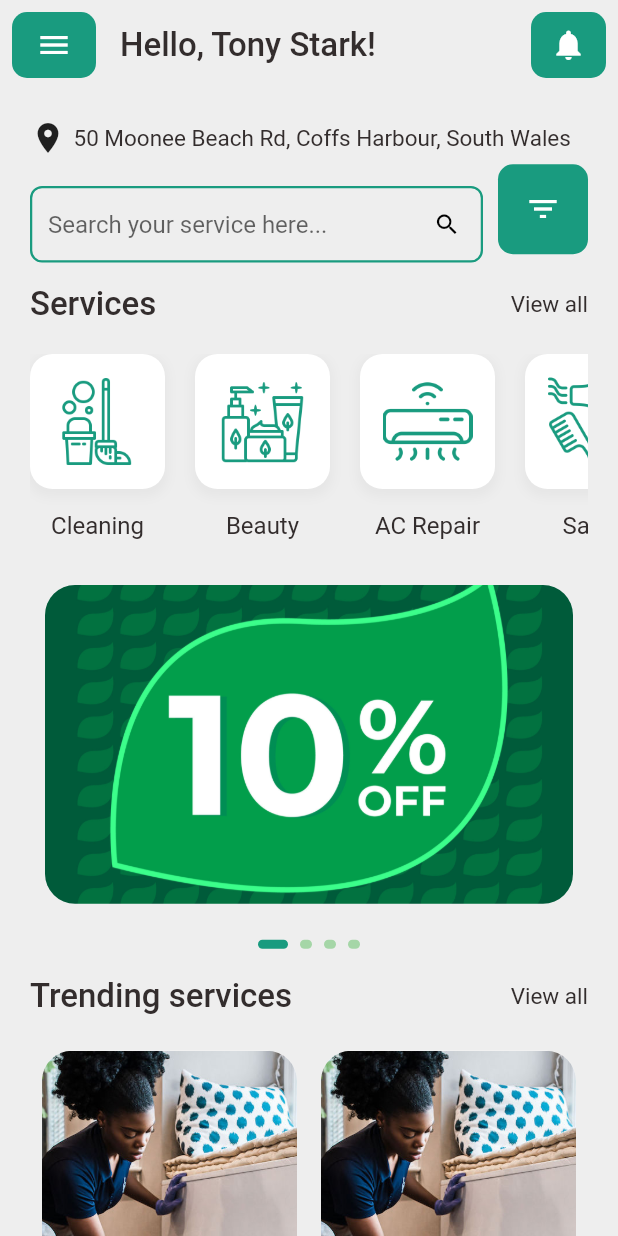
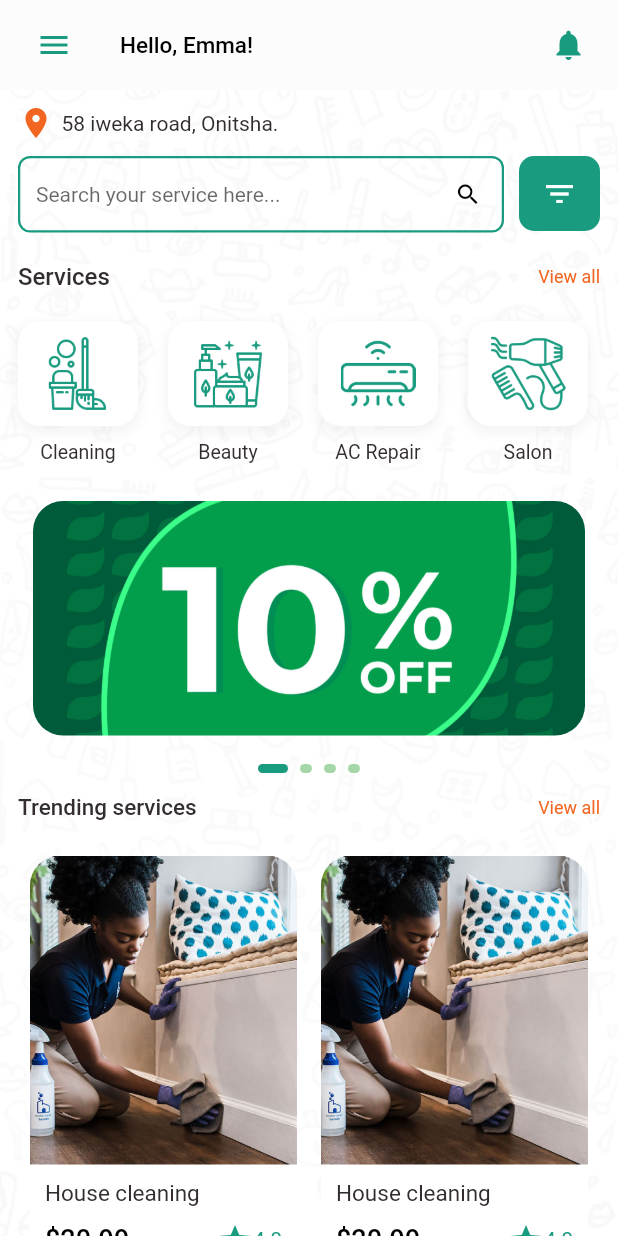
Before and after one commit to naztechnation/esalerz, a Flutter app: the Home screen opened directly, on a phone screen of 412 x 824 dp. Run offline on Flutter 3.47's test engine with Material 2 defaults, Android fonts, the phone set to English and light mode, and no system bars; our stand-ins replace flutter_secure_storage, flutter_svg, fluttertoast, ionicons; accounts and stored records are empty; Roboto replaces fonts that are missing (Montserrat).

Commit message:
reworked on homepage

```diff
--- a/lib/main.dart
+++ b/lib/main.dart
@@ -20,7 +20,7 @@ class Esalerz extends StatelessWidget {
       themeMode: ThemeMode.light,
       theme: ThemeData(fontFamily: AppStrings.montserrat),
       routes: AppRoutes.routes,
-      initialRoute: AppRoutes.homePage,
+      initialRoute: AppRoutes.splashScreen,
       onGenerateRoute: AppRoutes.generateRoute,
     );
   }
--- a/lib/res/app_routes.dart
+++ b/lib/res/app_routes.dart
@@ -1,4 +1,4 @@
-import 'package:esalerz/ui/auth/login.dart';
+import 'package:esalerz/ui/auth/auth.dart';
 import 'package:esalerz/ui/homepage.dart';
 import 'package:esalerz/ui/on_boarding/boarding_screen.dart';
 import 'package:esalerz/ui/welcomepage.dart';
--- a/lib/ui/auth/login.dart
+++ b/lib/ui/auth/auth.dart
@@ -3,7 +3,6 @@ import 'dart:math' as math;
 import 'package:flutter/material.dart';
 
 import '../../res/app_images.dart';
-import '../widgets/center_widget/center_widget.dart';
 import '../widgets/login_content.dart';
 
 class LoginScreen extends StatefulWidget {
--- a/lib/ui/home.dart
+++ b/lib/ui/home.dart
@@ -7,6 +7,8 @@ import 'package:esalerz/ui/widgets/text_edit_view.dart';
 import 'package:esalerz/ui/widgets/widget.dart';
 import 'package:flutter/material.dart';
 import 'package:flutter_staggered_grid_view/flutter_staggered_grid_view.dart';
+
+import '../res/app_images.dart';
 
 class Home extends StatefulWidget {
   const Home({
@@ -45,23 +47,24 @@ class _HomeState extends State<Home> {
         FocusScope.of(context).unfocus();
       },
       child: Scaffold(
-        backgroundColor: AppColors.lightBackground,
+        backgroundColor: AppColors.cardColor,
         appBar: PreferredSize(
           preferredSize: const Size.fromHeight(60.0),
           child: Container(
             margin: const EdgeInsets.all(8.0),
             child: AppBar(
-              backgroundColor: AppColors.lightBackground,
+              backgroundColor: AppColors.cardColor,
               elevation: 0,
-              title: BigText(
-                text: 'Hello, Tony Stark!',
+              title: const Text(
+                'Hello, Emma!',
+                style: TextStyle(fontSize: 15, color: Colors.black),
               ),
               leading: Container(
                 decoration: BoxDecoration(
                   borderRadius: BorderRadius.circular(10),
-                    color: AppColors.lightPrimary),
+                ),
                 child: const Center(
-                  child: Icon(Icons.menu),
+                  child: Icon(Icons.menu, color: AppColors.lightPrimary),
                 ),
               ),
               actions: [
@@ -70,18 +73,33 @@ class _HomeState extends State<Home> {
                   width: 50,
                   decoration: BoxDecoration(
                     borderRadius: BorderRadius.circular(10),
+                  ),
+                  child: const Center(
+                    child: Icon(Icons.notifications,
                         color: AppColors.lightPrimary),
-                  child: const Center(
-                    child: Icon(Icons.notifications),
                   ),
                 ),
               ],
             ),
           ),
         ),
-        body: SingleChildScrollView(
+        body: Stack(
+          children: [
+              Container(
+            decoration: const BoxDecoration(
+                image: DecorationImage(
+                    image: AssetImage(
+                      AppImages.bg,
+                    ),
+                    fit: BoxFit.cover)),
+          ),
+          Container(color: Colors.white70,
+          height: MediaQuery.sizeOf(context).height,
+          width: MediaQuery.sizeOf(context).width,
+          ),
+            SingleChildScrollView(
               child: Padding(
-            padding: const EdgeInsets.symmetric(horizontal: 20, vertical: 20),
+                padding: const EdgeInsets.symmetric(horizontal: 12, vertical: 10),
                 child: Column(
                   crossAxisAlignment: CrossAxisAlignment.start,
                   children: [
@@ -89,20 +107,27 @@ class _HomeState extends State<Home> {
                       children: [
                         const Icon(
                           Icons.location_on_sharp,
+                          color: AppColors.lightSecondary,
                         ),
                         const SizedBox(
                           width: 5,
                         ),
                         Expanded(
                           child: SmallText(
-                        text: '50 Moonee Beach Rd, Coffs Harbour, South Wales',
+                            size: 14,
+                            text: '58 iweka road, Onitsha.',
                           ),
                         ),
                       ],
                     ),
+                    const SizedBox(
+                      height: 10,
+                    ),
                     Row(
+                      crossAxisAlignment: CrossAxisAlignment.start,
                       children: [
                         Expanded(
+                          flex: 6,
                           child: TextEditView(
                             controller: searchController,
                             hintText: 'Search your service here...',
@@ -119,8 +144,10 @@ class _HomeState extends State<Home> {
                         const SizedBox(
                           width: 10,
                         ),
-                    Container(
-                      height: 60,
+                        Expanded(
+                          flex: 1,
+                          child: Container(
+                            height: 50,
                             width: 60,
                             decoration: BoxDecoration(
                               borderRadius: BorderRadius.circular(10),
@@ -133,16 +160,25 @@ class _HomeState extends State<Home> {
                               ),
                             ),
                           ),
+                        ),
                       ],
                     ),
                     const SizedBox(
-                  height: 15,
+                      height: 20,
                     ),
                     Row(
                       mainAxisAlignment: MainAxisAlignment.spaceBetween,
                       children: [
-                    BigText(text: 'Services'),
-                    SmallText(text: 'View all'),
+                        BigText(
+                          text: 'Services',
+                          size: 16,
+                        ),
+                        SmallText(
+                          text: 'View all',
+                          size: 12,
+                          color: AppColors.lightSecondary,
+                          decoration: TextDecoration.underline,
+                        ),
                       ],
                     ),
                     const SizedBox(
@@ -169,9 +205,9 @@ class _HomeState extends State<Home> {
                         ],
                       ),
                     ),
-                const SizedBox(height: 20),
+                    const SizedBox(height: 15),
                     AspectRatio(
-                  aspectRatio: 1.6,
+                      aspectRatio: 2.2,
                       child: PageView.builder(
                         itemCount: datalist.length,
                         physics: const BouncingScrollPhysics(),
@@ -186,26 +222,35 @@ class _HomeState extends State<Home> {
                         },
                       ),
                     ),
-                const SizedBox(height: 10),
+                    const SizedBox(height: 5),
                     DotIndicator(
                       itemCount: datalist.length,
                       currentIndex: _currentPage,
                     ),
                     const SizedBox(
-                  height: 15,
+                      height: 10,
                     ),
                     Row(
                       mainAxisAlignment: MainAxisAlignment.spaceBetween,
                       children: [
-                    BigText(text: 'Trending services'),
-                    SmallText(text: 'View all'),
+                        BigText(
+                          text: 'Trending services',
+                          size: 15,
+                        ),
+                        SmallText(
+                          text: 'View all',
+                          size: 12,
+                          color: AppColors.lightSecondary,
+                          decoration: TextDecoration.underline,
+                        ),
                       ],
                     ),
                     const SizedBox(height: 15),
-                Container(
-                  height: 200,
+                    SizedBox(
+                      height: 900,
                       child: MasonryGridView.builder(
                         itemCount: 6,
+                        physics: const NeverScrollableScrollPhysics(),
                         gridDelegate:
                             const SliverSimpleGridDelegateWithFixedCrossAxisCount(
                                 crossAxisCount: 2),
@@ -222,6 +267,8 @@ class _HomeState extends State<Home> {
                 ),
               ),
             ),
+          ],
+        ),
       ),
     );
   }
--- a/lib/ui/widgets/button_view.dart
+++ b/lib/ui/widgets/button_view.dart
@@ -1,5 +1,7 @@
 import 'package:flutter/material.dart';
 
+import '../../res/app_routes.dart';
+import '../../utils/navigator/page_navigator.dart';
 import 'progress_indicator.dart';
 
 class ButtonView extends StatelessWidget {
@@ -39,12 +41,14 @@ class ButtonView extends StatelessWidget {
       return SizedBox(
         width: double.maxFinite,
         child: ElevatedButton(
-          onPressed: () {},
+          onPressed: () {
+
+          },
           style: ElevatedButton.styleFrom(
             primary: disabled
                 ? Theme.of(context).backgroundColor
                 : (color ?? Theme.of(context).colorScheme.secondary),
-            padding: EdgeInsets.symmetric(vertical: 12),
+            padding: const EdgeInsets.symmetric(vertical: 12),
             shape: RoundedRectangleBorder(
                 borderRadius: BorderRadius.circular(borderRadius),
                 side: BorderSide(
--- a/lib/ui/widgets/login_content.dart
+++ b/lib/ui/widgets/login_content.dart
@@ -3,8 +3,10 @@ import 'package:flutter/material.dart';
 import 'package:ionicons/ionicons.dart';
 
 import '../../../utils/constants.dart';
+import '../../res/app_routes.dart';
 import '../../utils/change_animation.dart';
 import '../../utils/helper_functions.dart';
+import '../../utils/navigator/page_navigator.dart';
 import 'bottom_text.dart';
 import 'top_text.dart';
 
@@ -57,7 +59,10 @@ class _LoginContentState extends State<LoginContent>
     return Padding(
       padding: const EdgeInsets.symmetric(horizontal: 135, vertical: 16),
       child: ElevatedButton(
-        onPressed: () {},
+        onPressed: () {
+          AppNavigator.pushAndReplaceName(context,
+                                  name: AppRoutes.homePage);
+        },
         style: ElevatedButton.styleFrom(
           padding: const EdgeInsets.symmetric(vertical: 14),
           shape: const StadiumBorder(),
--- a/lib/ui/widgets/smalltext.dart
+++ b/lib/ui/widgets/smalltext.dart
@@ -7,12 +7,13 @@ class SmallText extends StatelessWidget {
   double size;
   FontWeight? fontWeight;
   TextAlign? align;
-
+  TextDecoration? decoration;
   SmallText({
     super.key,
     this.align,
     this.color = const Color(0xFF332d2d),
     required this.text,
+    decoration = TextDecoration.none,
     this.size = 15,
     this.fontWeight,
   });
@@ -21,8 +22,10 @@ class SmallText extends StatelessWidget {
   Widget build(BuildContext context) {
     return Text(
       text,
+
       textAlign: align,
       style: TextStyle(
+        decoration: decoration,
         color: color,
         fontSize: size,
         fontWeight: fontWeight,
--- a/lib/ui/widgets/text_edit_view.dart
+++ b/lib/ui/widgets/text_edit_view.dart
@@ -84,17 +84,7 @@ class TextEditView extends StatelessWidget {
       child: Column(
         crossAxisAlignment: CrossAxisAlignment.start,
         children: [
-          CustomText(
-            textAlign: TextAlign.left,
-            maxLines: 2,
-            text: textViewTitle,
-            weight: FontWeight.w500,
-            size: 13,
-            color: Colors.black,
-          ),
-          const SizedBox(
-            height: 5,
-          ),
+
           TextFormField(
             controller: controller,
             keyboardType: keyboardType,
@@ -132,7 +122,7 @@ class TextEditView extends StatelessWidget {
                 errorBorder: _border(context),
                 disabledBorder: _border(context),
                 hintText: hintText,
-                hintStyle: TextStyle(color: textColor),
+                hintStyle: TextStyle(color: textColor, fontSize: 14),
                 labelText: labelText,
                 labelStyle: TextStyle(color: textColor),
                 filled: filled,
--- a/lib/ui/widgets/widget.dart
+++ b/lib/ui/widgets/widget.dart
@@ -14,7 +14,7 @@ class ServiceBoard extends StatelessWidget {
     return Column(
       children: [
         Container(
-          padding: const EdgeInsets.symmetric(horizontal: 15, vertical: 15),
+          padding: const EdgeInsets.symmetric(horizontal: 15, vertical: 10),
           decoration: BoxDecoration(
             borderRadius: BorderRadius.circular(15),
             color: Colors.white,
@@ -30,18 +30,19 @@ class ServiceBoard extends StatelessWidget {
           child: Center(
             child: Image.asset(
               asset,
-              fit: BoxFit.cover,
+              height: 50,
+              fit: BoxFit.contain,
               color: AppColors.lightPrimary,
-              width: 60,
+              width: 50,
             ),
           ),
         ),
         const SizedBox(
-          height: 15,
+          height: 10,
         ),
         SmallText(
           text: title,
-          size: 16,
+          size: 13,
         ),
       ],
     );
@@ -135,21 +136,25 @@ class TrendingServiceModel extends StatelessWidget {
             ),
           ),
           // Title and Like Icon Row
+           const SizedBox(height: 10,),
           Padding(
             padding: const EdgeInsets.symmetric(horizontal: 10),
             child: Row(
               mainAxisAlignment: MainAxisAlignment.spaceBetween,
               children: [
-                SmallText(text: title),
-                IconButton(
-                  icon: const Icon(Icons.favorite_border),
-                  onPressed: () {
-                    // Handle like button tap
-                  },
-                ),
+
+                SmallText(text: title,  ),
+                // IconButton(
+                //   icon: const Icon(Icons.favorite_border),
+                //   onPressed: () {
+                //     // Handle like button tap
+                //   },
+                // ),
               ],
             ),
           ),
+                const SizedBox(height: 10,),
+
           // Price and Rating Row
           Padding(
             padding: const EdgeInsets.symmetric(horizontal: 10),
```
Also changed, not shown: pubspec.lock. Lines whose indentation alone changed are shown as unchanged.
